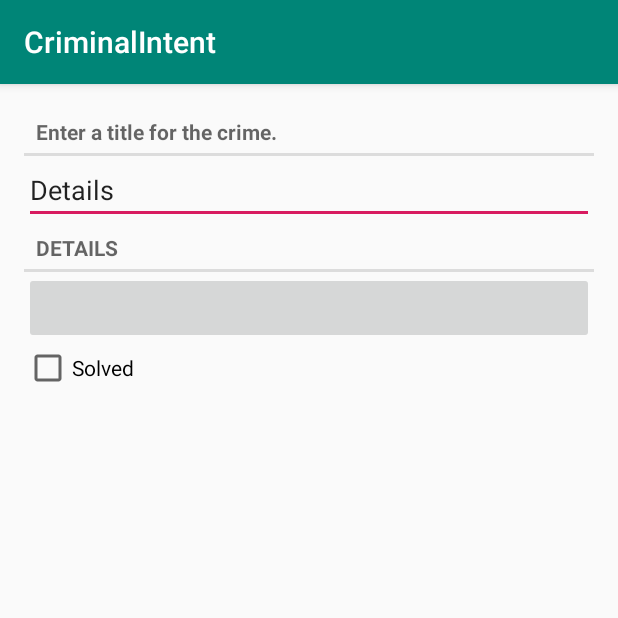
After one commit to farvater11/CriminalIntent, an Android app: the fragment CrimeFragment shown on its own in the app's theme, on a phone screen of 412 x 824 dp, the top half of it. The commit adds this screen. Run offline under Robolectric (Android 15) with nearby library versions, the phone set to English and light mode, and no system bars; 1 statement that could not run was skipped.

Commit message:
chapter 7. page 168

```diff
--- /dev/null
+++ b/app/src/main/java/com/example/farvater/criminalintent/CrimeFragment.java
@@ -0,0 +1,72 @@
+package com.example.farvater.criminalintent;
+
+import android.os.Bundle;
+import android.support.annotation.NonNull;
+import android.support.annotation.Nullable;
+import android.support.v4.app.Fragment;
+import android.text.Editable;
+import android.text.TextWatcher;
+import android.view.LayoutInflater;
+import android.view.View;
+import android.view.ViewGroup;
+import android.widget.Button;
+import android.widget.CheckBox;
+import android.widget.CompoundButton;
+import android.widget.EditText;
+
+import static android.widget.CompoundButton.*;
+
+public class CrimeFragment extends Fragment {
+
+    private Crime mCrime;
+    private EditText mTitleField;
+    private Button mDateButton;
+    private CheckBox mSolvedCheckBox;
+
+
+    @Override
+    public void onCreate(@Nullable Bundle savedInstanceState) {
+        super.onCreate(savedInstanceState);
+    }
+
+    @Nullable
+    @Override
+    public View onCreateView(@NonNull LayoutInflater inflater, @Nullable ViewGroup container,
+                             @Nullable Bundle savedInstanceState) {
+        View v = inflater.inflate(R.layout.fragmen_crime, container, false);
+
+        //return super.onCreateView(inflater, container, savedInstanceState);
+
+        mTitleField = (EditText) v.findViewById(R.id.crime_title);
+        mTitleField.addTextChangedListener(new TextWatcher() {
+            @Override
+            public void beforeTextChanged(CharSequence s, int start, int count, int after) {
+
+            }
+            @Override
+            public void onTextChanged(CharSequence s, int start, int before, int count) {
+
+                mCrime.setTitle(s.toString());
+            }
+            @Override
+            public void afterTextChanged(Editable s) {
+
+            }
+        });
+
+        mDateButton = (Button) v.findViewById(R.id.crime_date);
+        mDateButton.setText(mCrime.getDate().toString());
+        mDateButton.setEnabled(false);
+
+        mSolvedCheckBox = (CheckBox) v.findViewById(R.id.crime_solved);
+        mSolvedCheckBox.setOnCheckedChangeListener(new OnCheckedChangeListener() {
+            @Override
+            public void onCheckedChanged(CompoundButton buttonView, boolean isChecked) {
+                mCrime.setSolved(isChecked);
+            }
+        });
+
+
+        return v;
+    }
+}
--- a/app/src/main/res/layout/activity_crime.xml
+++ b/app/src/main/res/layout/activity_crime.xml
@@ -1,18 +1,6 @@
 <?xml version="1.0" encoding="utf-8"?>
-<android.support.constraint.ConstraintLayout xmlns:android="http://schemas.android.com/apk/res/android"
-    xmlns:app="http://schemas.android.com/apk/res-auto"
-    xmlns:tools="http://schemas.android.com/tools"
+<FrameLayout xmlns:android="http://schemas.android.com/apk/res/android"
     android:layout_width="match_parent"
     android:layout_height="match_parent"
-    tools:context=".CrimeActivity">
-
-    <TextView
-        android:layout_width="wrap_content"
-        android:layout_height="wrap_content"
-        android:text="Hello World!"
-        app:layout_constraintBottom_toBottomOf="parent"
-        app:layout_constraintLeft_toLeftOf="parent"
-        app:layout_constraintRight_toRightOf="parent"
-        app:layout_constraintTop_toTopOf="parent" />
-
-</android.support.constraint.ConstraintLayout>
+    android:id="@+id/frame_container"
+/>
--- /dev/null
+++ b/app/src/main/res/layout/fragmen_crime.xml
@@ -0,0 +1,33 @@
+<?xml version="1.0" encoding="utf-8"?>
+<LinearLayout xmlns:android="http://schemas.android.com/apk/res/android"
+    android:orientation="vertical"
+    android:layout_width="match_parent"
+    android:layout_height="match_parent"
+    android:layout_margin="16dp">
+
+    <TextView
+        style="?android:listSeparatorTextViewStyle"
+        android:layout_width="match_parent"
+        android:layout_height="wrap_content"
+        android:hint="@string/crime_title_hint"/>
+    <EditText
+        android:id="@+id/crime_title"
+        android:layout_width="match_parent"
+        android:layout_height="wrap_content"
+        android:text="@string/crime_details_label"/>
+    <TextView
+        style="?android:listSeparatorTextViewStyle"
+        android:layout_width="match_parent"
+        android:layout_height="wrap_content"
+        android:text="@string/crime_details_label" />
+    <Button
+        android:id="@+id/crime_date"
+        android:layout_width="match_parent"
+        android:layout_height="wrap_content" />
+    <CheckBox
+        android:id="@+id/crime_solved"
+        android:layout_width="match_parent"
+        android:layout_height="wrap_content"
+        android:text="@string/crime_solved_label"/>
+
+</LinearLayout>
--- a/app/src/main/res/values/strings.xml
+++ b/app/src/main/res/values/strings.xml
@@ -1,3 +1,8 @@
 <resources>
     <string name="app_name">CriminalIntent</string>
+
+    <string name="crime_title_hint">Enter a title for the crime.</string>
+    <string name="crime_title_label">Title</string>
+    <string name="crime_details_label">Details</string>
+    <string name="crime_solved_label">Solved</string>
 </resources>
```
